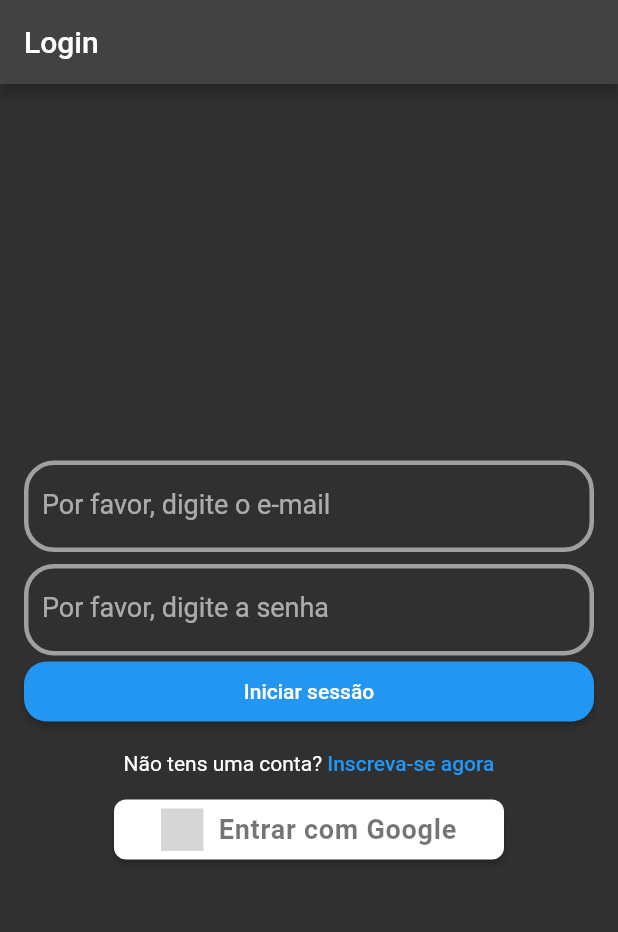
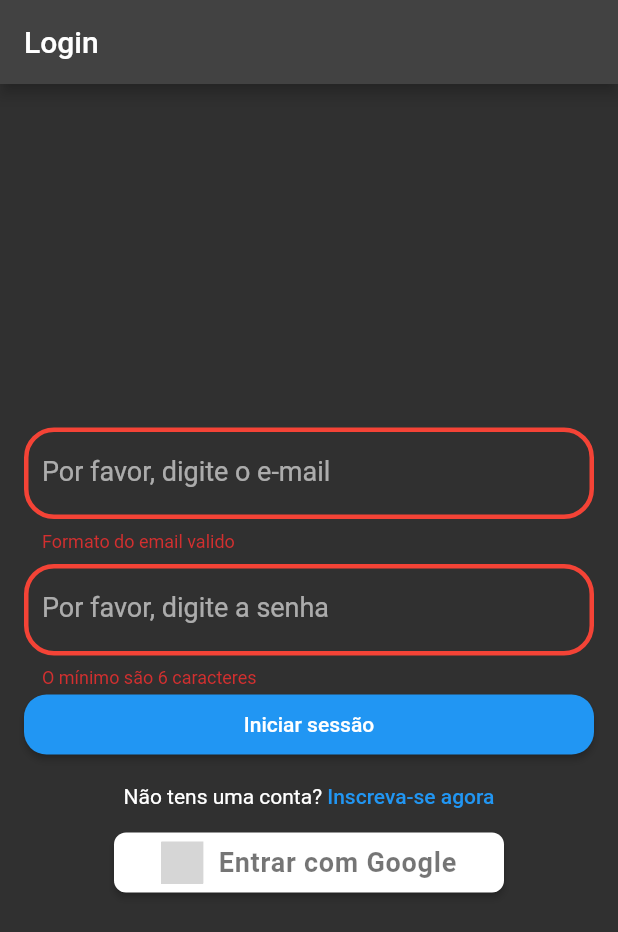
Before and after one commit to SantosFab/app_tarefa, a Flutter app: the screen it shows after launch, after a tap on "Iniciar sessão", on a phone screen of 412 x 824 dp. Shown: the top 932 px of the screen. Run offline on Flutter 3.47's test engine with Material 2 defaults, Android fonts, the phone set to English and light mode, and no system bars; our stand-ins replace auth_buttons, cloud_firestore, firebase_auth, firebase_core, flutter_slidable, google_sign_in; accounts and stored records are empty; grey boxes are pictures that could not be loaded.

Commit message:
implemento o valitador em todos os TextFromField

```diff
--- a/lib/resources/Assignment/repository_todo_assignment.dart
+++ b/lib/resources/Assignment/repository_todo_assignment.dart
@@ -6,7 +6,7 @@ class ReposirotyToDoAssignment {
   ReposirotyToDoAssignment({required this.collectionPath});
 
   final ToDoAssignment _toDoAssignment = ToDoAssignment();
-  void createNewassignment({
+  void createNewAssignment({
     required String assignment,
     required DateTime time,
     bool conclusion = false,
--- a/lib/style/custom_style_colors.dart
+++ b/lib/style/custom_style_colors.dart
@@ -5,4 +5,5 @@ class CustomStyleColors {
   static const whiter54 = Colors.white54;
   static const blue = Colors.blue;
   static const grey = Colors.grey;
+  static const red = Colors.red;
 }
--- a/lib/view/my_home_page.dart
+++ b/lib/view/my_home_page.dart
@@ -1,5 +1,4 @@
 import 'dart:async';
-
 import 'package:app_tarefa/resources/login/repository_login_firebaseauth.dart';
 import 'package:app_tarefa/style/custom_style_button.dart';
 import 'package:app_tarefa/utils/utils_show_dialog.dart';
@@ -18,20 +17,30 @@ class MyHomePage extends StatefulWidget {
 
 class _MyHomePageState extends State<MyHomePage> {
   late final RepositoryLoginFireBaseAuth _repositoryLoginFireBaseAuth;
+
   late final TextEditingController? _controllerEmail;
   late final TextEditingController? _controllerPassWord;
   late final TextEditingController? _controllerCreateNewUserName;
   late final TextEditingController? _controllerCreateNewUserEmail;
   late final TextEditingController? _controllerCreateNewUserPassWord;
+
+  late final GlobalKey<FormState> _formKeyOfCheckDataUse;
+  late final GlobalKey<FormState> _formKeyCreateNewUse;
+
   @override
   void initState() {
     super.initState();
     _repositoryLoginFireBaseAuth = RepositoryLoginFireBaseAuth();
+
     _controllerEmail = TextEditingController();
     _controllerPassWord = TextEditingController();
     _controllerCreateNewUserName = TextEditingController();
     _controllerCreateNewUserEmail = TextEditingController();
     _controllerCreateNewUserPassWord = TextEditingController();
+
+    _formKeyOfCheckDataUse = GlobalKey<FormState>();
+    _formKeyCreateNewUse = GlobalKey<FormState>();
+
     User? user = _repositoryLoginFireBaseAuth.hasUser();
     if (user != null) {
       Timer.run(() {
@@ -48,6 +57,8 @@ class _MyHomePageState extends State<MyHomePage> {
       ),
       body: Padding(
         padding: const EdgeInsets.all(16.0),
+        child: Form(
+          key: _formKeyOfCheckDataUse,
           child: Column(
             mainAxisAlignment: MainAxisAlignment.center,
             children: [
@@ -57,14 +68,22 @@ class _MyHomePageState extends State<MyHomePage> {
                 hintText: 'Ex: exemplo@exemplo.com',
                 textInputType: TextInputType.emailAddress,
                 controller: _controllerEmail,
+                validatorOfType: WhatValidator.email,
               ),
               BoxTextFrom(
                 label: 'Por favor, digite a senha',
+                hintText: '******',
                 obscureText: true,
                 controller: _controllerPassWord,
+                validatorOfType: WhatValidator.passaWord,
               ),
               ElevatedButton(
                 onPressed: () {
+                  if (_formKeyOfCheckDataUse.currentState == null ||
+                      !_formKeyOfCheckDataUse.currentState!.validate()) {
+                    print('>>>>>>>>>>>>>>>>>>>>>entrou no if');
+                    return;
+                  }
                   _repositoryLoginFireBaseAuth
                       .logIntoWithEmailAndPassword(
                           email: _controllerEmail!.text,
@@ -87,12 +106,18 @@ class _MyHomePageState extends State<MyHomePage> {
                     onPressed: () {
                       showdialogCreateUser(
                         context,
-                      controllerCreateNewUserName: _controllerCreateNewUserName,
+                        key: _formKeyCreateNewUse,
+                        controllerCreateNewUserName:
+                            _controllerCreateNewUserName,
                         controllerCreateNewUserEmail:
                             _controllerCreateNewUserEmail,
                         controllerCreateNewUserPassWord:
                             _controllerCreateNewUserPassWord,
                         onPressedOfCreate: () {
+                          if (_formKeyCreateNewUse.currentState == null ||
+                              !_formKeyCreateNewUse.currentState!.validate()) {
+                            return;
+                          }
                           _repositoryLoginFireBaseAuth
                               .createNewUserEmailAndPassWord(
                             email: _controllerCreateNewUserEmail!.text,
@@ -135,6 +160,7 @@ class _MyHomePageState extends State<MyHomePage> {
             ],
           ),
         ),
+      ),
     );
   }
 }
--- a/lib/widget/box_text_from.dart
+++ b/lib/widget/box_text_from.dart
@@ -1,13 +1,23 @@
 import 'package:app_tarefa/style/custom_style_colors.dart';
 import 'package:flutter/material.dart';
 
+enum WhatValidator {
+  email,
+  passaWord,
+  task,
+  name,
+}
+
 class BoxTextFrom extends StatelessWidget {
+  final WhatValidator? validatorOfType;
   final bool obscureText;
   final TextInputType? textInputType;
   final TextEditingController? controller;
   final String? label;
   final String? hintText;
   final double paddingBottom;
+  final String? Function(String?)? validator;
+
   const BoxTextFrom({
     Key? key,
     this.obscureText = false,
@@ -16,6 +26,8 @@ class BoxTextFrom extends StatelessWidget {
     this.label,
     this.hintText,
     this.paddingBottom = 0,
+    this.validator,
+    this.validatorOfType,
   }) : super(key: key);
 
   @override
@@ -26,24 +38,35 @@ class BoxTextFrom extends StatelessWidget {
         obscureText: obscureText,
         keyboardType: textInputType,
         controller: controller,
+        validator: (value) => metodReturn(value),
         decoration: InputDecoration(
+          errorBorder: const OutlineInputBorder(
+            borderRadius: BorderRadius.all(Radius.circular(20)),
+            borderSide: BorderSide(
+              color: CustomStyleColors.red,
+              width: 3,
+            ),
+          ),
+          focusedErrorBorder: const OutlineInputBorder(
+            borderRadius: BorderRadius.all(Radius.circular(20)),
+            borderSide: BorderSide(
+              color: CustomStyleColors.red,
+              width: 3,
+            ),
+          ),
           label: Text(label ?? ''),
           hintText: hintText,
           filled: true,
           fillColor: Theme.of(context).scaffoldBackgroundColor,
           enabledBorder: const OutlineInputBorder(
-            borderRadius: BorderRadius.all(
-              Radius.circular(20),
-            ),
+            borderRadius: BorderRadius.all(Radius.circular(20)),
             borderSide: BorderSide(
               color: CustomStyleColors.whiter54,
               width: 3,
             ),
           ),
           focusedBorder: const OutlineInputBorder(
-            borderRadius: BorderRadius.all(
-              Radius.circular(20),
-            ),
+            borderRadius: BorderRadius.all(Radius.circular(20)),
             borderSide: BorderSide(
               color: CustomStyleColors.blue,
               width: 3,
@@ -56,4 +79,39 @@ class BoxTextFrom extends StatelessWidget {
       ),
     );
   }
+
+  String? metodReturn(String? value) {
+    print('>>>>>>>>>>>>>>>> entrou no switch');
+    switch (validatorOfType) {
+      case WhatValidator.email:
+        if (value != null &&
+            value.isEmpty &&
+            !value.contains('@') &&
+            !value.contains('.')) {
+          return 'Formato do email valido';
+        }
+        return null;
+      case WhatValidator.passaWord:
+        if (value != null && value.length <= 6) {
+          return 'O mínimo são 6 caracteres';
+        }
+        return null;
+
+      case WhatValidator.task:
+        if (value != null && value.length <= 4) {
+          return 'O mínimo são 4 caracteres';
+        }
+        return null;
+
+      case WhatValidator.name:
+        if (value != null && !value.contains(' ') && value.length < 7) {
+          return 'Por favor, escreva um nome igual ao exemplo';
+        }
+        return null;
+
+      default:
+        null;
+    }
+    return null;
+  }
 }
```
Also changed, not shown: lib/utils/utils_show_dialog.dart (+16 -3 lines), lib/view/toDoList/to_do_list_page.dart (+19 -6 lines). Lines whose indentation alone changed are shown as unchanged.
